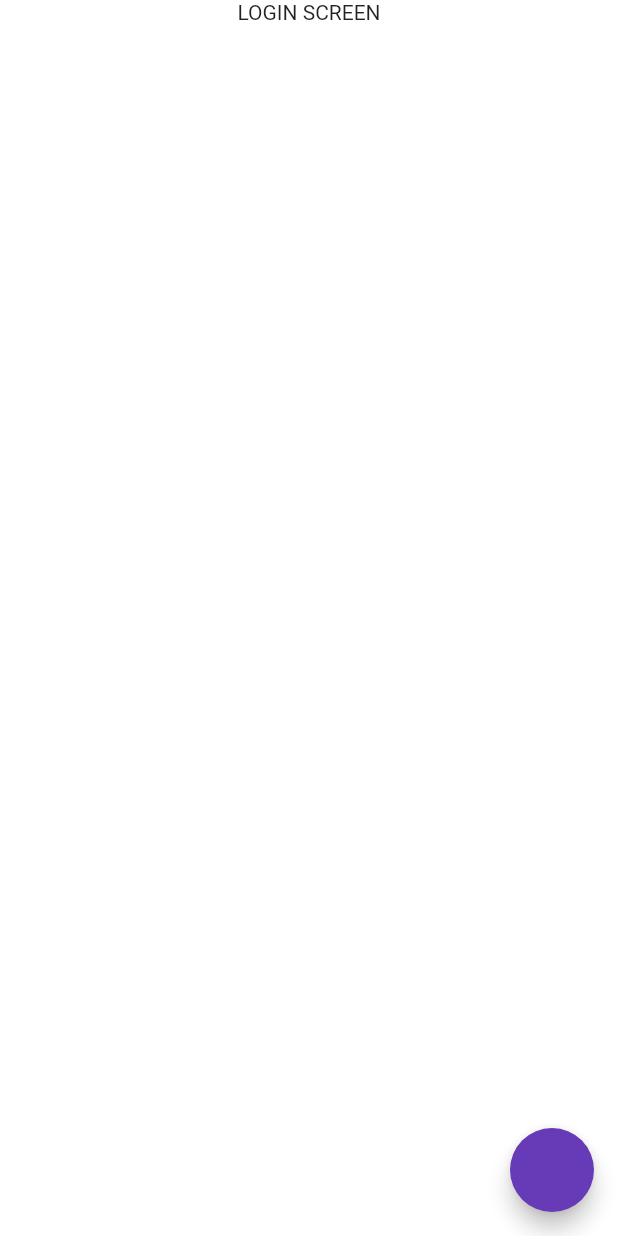
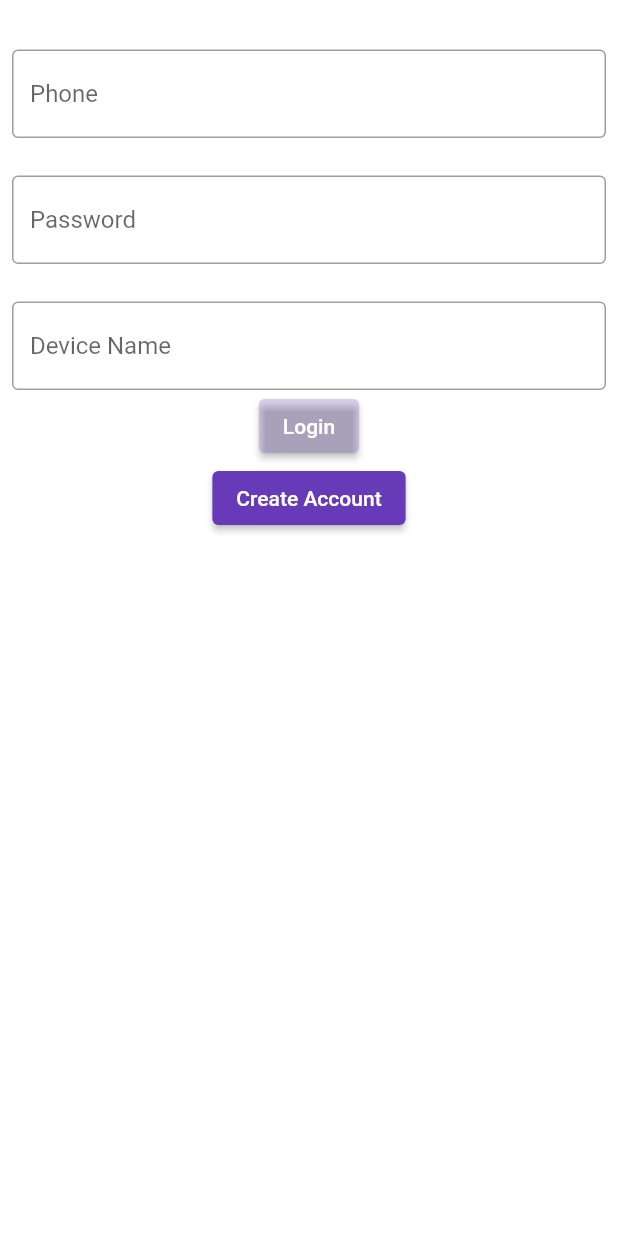
Before and after one commit to mohamed97alsaee/ftg, a Flutter app: the screen it shows after launch, on a phone screen of 412 x 824 dp. Run offline on Flutter 3.47's test engine with Material 2 defaults, Android fonts, the phone set to English and light mode, and no system bars; our stand-ins replace font_awesome_flutter, shared_preferences.

Commit message:
login + Register Done✅.

```diff
--- a/lib/screens/auth_screens/login_screen.dart
+++ b/lib/screens/auth_screens/login_screen.dart
@@ -1,9 +1,12 @@
 import 'package:flutter/cupertino.dart';
 import 'package:flutter/material.dart';
+import 'package:flutter/services.dart';
 
 import 'package:free_to_play_challange/providers/auth_provider.dart';
 import 'package:free_to_play_challange/screens/auth_screens/register_screen.dart';
 import 'package:provider/provider.dart';
+
+import '../../main.dart';
 
 class LoginScreen extends StatefulWidget {
   const LoginScreen({super.key});
@@ -13,28 +16,142 @@ class LoginScreen extends StatefulWidget {
 }
 
 class _LoginScreenState extends State<LoginScreen> {
+  final GlobalKey<FormState> _formKey = GlobalKey<FormState>();
+  final _phoneController = TextEditingController();
+  final _passwordController = TextEditingController();
+
+  final _deviceNameController = TextEditingController();
+  bool activeBtn = false;
+
   @override
   Widget build(BuildContext context) {
     final authProviderFunctions = Provider.of<AuthProvider>(context);
+    final authProviderListener =
+        Provider.of<AuthProvider>(context, listen: true);
+
     return Scaffold(
-      floatingActionButton: FloatingActionButton(onPressed: () async {
-        Navigator.push(context,
-            CupertinoPageRoute(builder: (context) => RegisterScreen()));
-        // bool x = await authProviderFunctions.login();
-        // if (x) {
-        //   Navigator.pushAndRemoveUntil(
-        //       context,
-        //       CupertinoPageRoute(builder: (context) => ScreenRouter()),
-        //       (route) => false);
-        // } else {
-        //   print("ERROR IN LOGIN");
-        // }
-      }),
       body: Center(
-        child: Column(
-          children: [
-            Text("LOGIN SCREEN"),
-          ],
+        child: Form(
+          key: _formKey,
+          onChanged: (() {
+            if (_formKey.currentState!.validate()) {
+              setState(() {
+                activeBtn = true;
+              });
+            } else {
+              setState(() {
+                activeBtn = false;
+              });
+            }
+          }),
+          child: SafeArea(
+            child: Padding(
+              padding: const EdgeInsets.all(8.0),
+              child: Column(
+                children: [
+                  const SizedBox(
+                    height: 25,
+                  ),
+                  TextFormField(
+                    decoration: const InputDecoration(
+                        hintText: 'Phone', border: OutlineInputBorder()),
+                    inputFormatters: [
+                      FilteringTextInputFormatter.allow(RegExp(r'[0-9]')),
+                      FilteringTextInputFormatter.digitsOnly
+                    ],
+                    controller: _phoneController,
+                    keyboardType: TextInputType.number,
+                    validator: (value) {
+                      if (value!.isEmpty) {
+                        return "enter phone number";
+                      }
+                      if (value.length != 9) {
+                        return "Phone Number should be 9 digits";
+                      }
+                      return null;
+                    },
+                  ),
+                  const SizedBox(
+                    height: 25,
+                  ),
+                  TextFormField(
+                    decoration: const InputDecoration(
+                        hintText: 'Password', border: OutlineInputBorder()),
+                    controller: _passwordController,
+                    validator: ((value) {
+                      if (value!.isEmpty) {
+                        return "Enter Password";
+                      }
+                      if (value.length < 8) {
+                        return 'password should be 8 characters';
+                      }
+                      return null;
+                    }),
+                  ),
+                  const SizedBox(
+                    height: 25,
+                  ),
+                  TextFormField(
+                    decoration: const InputDecoration(
+                        hintText: 'Device Name', border: OutlineInputBorder()),
+                    controller: _deviceNameController,
+                    validator: ((value) {
+                      if (value!.isEmpty) {
+                        return "Enter Device Name";
+                      }
+                      return null;
+                    }),
+                  ),
+                  ElevatedButton(
+                      style: ButtonStyle(
+                          backgroundColor: MaterialStateProperty.all(activeBtn
+                              ? Colors.deepPurple
+                              : Colors.deepPurple.withOpacity(0.2))),
+                      onPressed: () async {
+                        if (_formKey.currentState!.validate()) {
+                          List x = await authProviderFunctions.login({
+                            // Map<String, String> jsonBody
+                            "phone": _phoneController.text.toString(),
+                            "password": _passwordController.text.toString(),
+                            "device_name": _deviceNameController.text.toString()
+                          });
+                          if (x.first == true) {
+                            var snackBar = SnackBar(content: Text(x.last));
+                            // ignore: use_build_context_synchronously
+                            ScaffoldMessenger.of(context)
+                                .showSnackBar(snackBar);
+                            // ignore: use_build_context_synchronously
+                            Navigator.pushAndRemoveUntil(
+                                context,
+                                CupertinoPageRoute(
+                                    builder: (context) => const ScreenRouter()),
+                                (route) => false);
+                          } else {
+                            var snackBar = SnackBar(content: Text(x.last));
+                            // ignore: use_build_context_synchronously
+                            ScaffoldMessenger.of(context)
+                                .showSnackBar(snackBar);
+                          }
+                        }
+                      },
+                      child: authProviderListener.isLoading
+                          ? const CircularProgressIndicator()
+                          : const Text('Login')),
+                  ElevatedButton(
+                      style: ButtonStyle(
+                          backgroundColor:
+                              MaterialStateProperty.all(Colors.deepPurple)),
+                      onPressed: () {
+                        Navigator.push(
+                            context,
+                            CupertinoPageRoute(
+                                builder: ((context) => RegisterScreen())));
+                      },
+                      child: const Text('Create Account')),
+                ],
+              ),
+            ),
+          ),
         ),
       ),
     );
--- a/lib/screens/auth_screens/register_screen.dart
+++ b/lib/screens/auth_screens/register_screen.dart
@@ -70,8 +70,8 @@ class _RegisterScreenState extends State<RegisterScreen> {
                         if (value!.isEmpty) {
                           return "enter phone number";
                         }
-                        if (value.length != 10) {
-                          return "Phone Number should be 10 digits";
+                        if (value.length != 9) {
+                          return "Phone Number should be 9 digits";
                         }
                         return null;
                       },
@@ -132,10 +132,6 @@ class _RegisterScreenState extends State<RegisterScreen> {
                     const SizedBox(
                       height: 25,
                     ),
-                    Text("REGISTER SCREEN"),
-                    const SizedBox(
-                      height: 25,
-                    ),
                     ElevatedButton(
                         style: ButtonStyle(
                             backgroundColor: MaterialStateProperty.all(activeBtn
```
Also changed, not shown: lib/providers/auth_provider.dart (+33 -6 lines).
